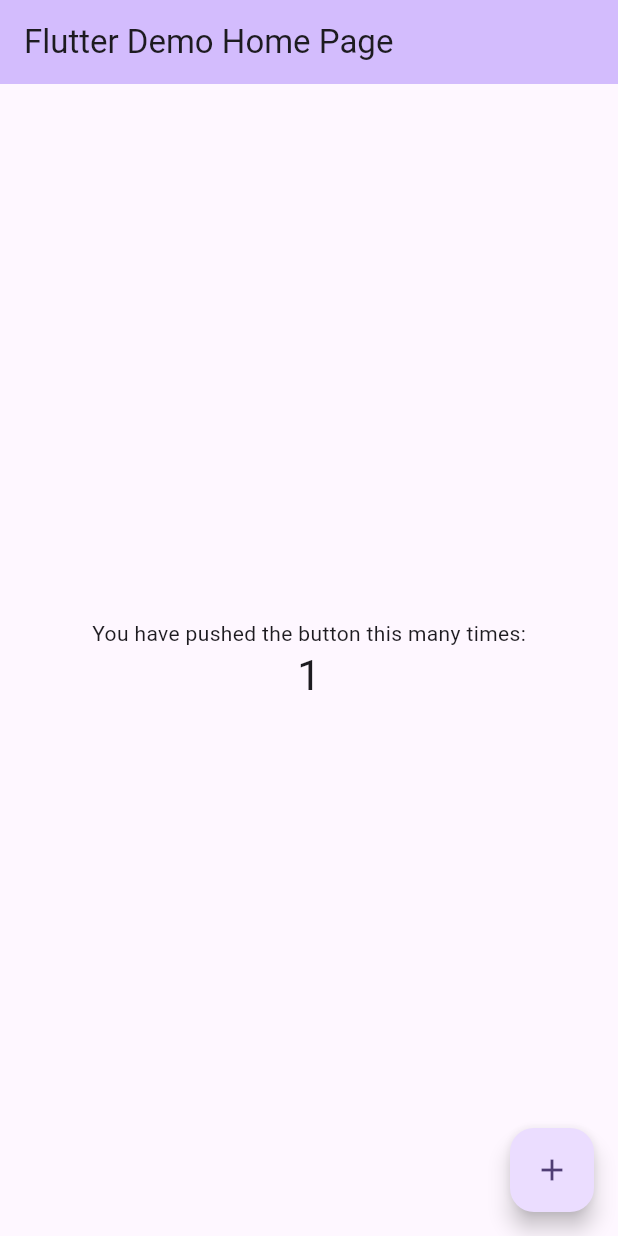
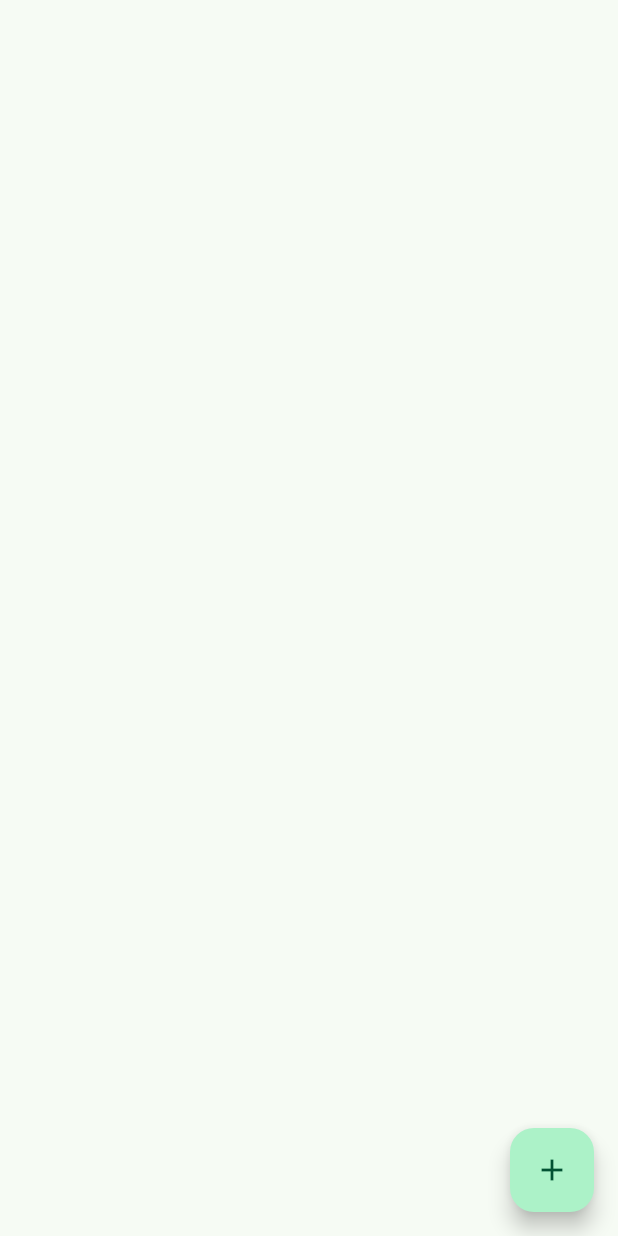
Before and after one commit to baharehkeivani/TDD-Driven-Clean-Architecture-TODO-App, a Flutter app: the screen it shows after launch, after a tap on the "add" icon, on a phone screen of 412 x 824 dp. Run offline on Flutter 3.47's test engine with Material 3 defaults, Android fonts, the phone set to English and light mode, and no system bars; our stand-ins replace either_dart, equatable, get_it, injectable.

Commit message:
Feature(Bahareh): added environments Refactor(Bahareh): home page and app_runner

```diff
--- /dev/null
+++ b/lib/core/configurations/domain/entities/environment.dart
@@ -0,0 +1,3 @@
+const productionEnv = 'production';
+const developmentEnv = 'development';
+const String environment = developmentEnv;
--- /dev/null
+++ b/lib/core/configurations/domain/usecases/dependencies.dart
@@ -0,0 +1,9 @@
+import 'package:get_it/get_it.dart';
+import 'package:injectable/injectable.dart';
+import '../entities/environment.dart';
+import 'dependencies.config.dart';
+
+final getIt = GetIt.instance;
+
+@InjectableInit()
+void configureDependencies() => getIt.init(environment: environment);
--- /dev/null
+++ b/lib/core/configurations/presentation/pages/app_runner_page.dart
@@ -0,0 +1,17 @@
+import 'package:flutter/material.dart';
+
+import '../../../../features/home/presentation/pages/home_page.dart';
+
+class AppRunnerPage extends StatelessWidget {
+  const AppRunnerPage({super.key});
+  @override
+  Widget build(BuildContext context) {
+    return MaterialApp(
+      title: 'Flutter Demo',
+      theme: ThemeData(
+        colorScheme: ColorScheme.fromSeed(seedColor: Colors.greenAccent),
+      ),
+      home: const HomePage(),
+    );
+  }
+}
--- /dev/null
+++ b/lib/features/home/presentation/pages/home_page.dart
@@ -0,0 +1,27 @@
+import 'package:flutter/material.dart';
+
+class HomePage extends StatefulWidget {
+  const HomePage({super.key});
+
+  @override
+  State<HomePage> createState() => _HomePageState();
+}
+
+class _HomePageState extends State<HomePage> {
+  @override
+  Widget build(BuildContext context) {
+    return Scaffold(
+      body: SizedBox(),
+      floatingActionButton: FloatingActionButton(
+        onPressed: () {},
+        tooltip: 'Increment',
+
+
+
+
+
+        child: const Icon(Icons.add),
+      ), // This trailing comma makes auto-formatting nicer for build methods.
+    );
+  }
+}
--- a/lib/features/task/data/repositories/tasks_repository.dart
+++ b/lib/features/task/data/repositories/tasks_repository.dart
@@ -10,4 +10,6 @@ abstract interface class TasksRepository {
   Future<Either<Failure, void>> editTask(String id, Task task);
 
   Future<Either<Failure, Task>> getTask(String id);
+
+  Future<Either<Failure, List<Task>>> getTasksByDate(DateTime date);
 }
--- a/lib/features/task/data/repositories/tasks_repository_mock_imp.dart
+++ b/lib/features/task/data/repositories/tasks_repository_mock_imp.dart
@@ -3,9 +3,10 @@ import 'package:injectable/injectable.dart';
 import 'package:todo_app/core/errors/domain/entities/failure.dart';
 import 'package:todo_app/features/task/data/repositories/tasks_repository.dart';
 import 'package:todo_app/features/task/domain/entities/task.dart';
-
+import '../../../../core/configurations/domain/entities/environment.dart';
 
 @LazySingleton(as: TasksRepository)
+@Environment(developmentEnv)
 class TasksRepositoryMockImp implements TasksRepository {
   @override
   Future<Either<Failure, String>> addTask(Task task) {
@@ -30,4 +31,10 @@ class TasksRepositoryMockImp implements TasksRepository {
     // TODO: implement removeTask
     throw UnimplementedError();
   }
+
+  @override
+  Future<Either<Failure, List<Task>>> getTasksByDate(DateTime date) {
+    // TODO: implement getTasksByDate
+    throw UnimplementedError();
+  }
 }
--- a/lib/main.dart
+++ b/lib/main.dart
@@ -1,124 +1,9 @@
 import 'package:flutter/material.dart';
+import 'package:todo_app/core/configurations/presentation/pages/app_runner_page.dart';
+
+import 'core/configurations/domain/usecases/dependencies.dart';
 
 void main() {
-  runApp(const MyApp());
+  configureDependencies();
+  runApp(const AppRunnerPage());
 }
-
-class MyApp extends StatelessWidget {
-  const MyApp({super.key});
-
-  // This widget is the root of your application.
-  @override
-  Widget build(BuildContext context) {
-    return MaterialApp(
-      title: 'Flutter Demo',
-      theme: ThemeData(
-        // This is the theme of your application.
-        //
-
-
-        // TRY THIS: Try running your application with "flutter run". You'll see
-        // the application has a purple toolbar. Then, without quitting the app,
-        // try changing the seedColor in the colorScheme below to Colors.green
-        // and then invoke "hot reload" (save your changes or press the "hot
-        // reload" button in a Flutter-supported IDE, or press "r" if you used
-        // the command line to start the app).
-        //
-        // Notice that the counter didn't reset back to zero; the application
-        // state is not lost during the reload. To reset the state, use hot
-        // restart instead.
-        //
-        // This works for code too, not just values: Most code changes can be
-        // tested with just a hot reload.
-        colorScheme: ColorScheme.fromSeed(seedColor: Colors.deepPurple),
-      ),
-      home: const MyHomePage(title: 'Flutter Demo Home Page'),
-    );
-  }
-}
-
-class MyHomePage extends StatefulWidget {
-  const MyHomePage({super.key, required this.title});
-
-  // This widget is the base_package page of your application. It is stateful, meaning
-  // that it has a State object (defined below) that contains fields that affect
-  // how it looks.
-
-  // This class is the configuration for the state. It holds the values (in this
-  // case the title) provided by the parent (in this case the App widget) and
-  // used by the build method of the State. Fields in a Widget subclass are
-  // always marked "final".
-
-  final String title;
-
-  @override
-  State<MyHomePage> createState() => _MyHomePageState();
-}
-
-class _MyHomePageState extends State<MyHomePage> {
-  int _counter = 0;
-
-  void _incrementCounter() {
-    setState(() {
-      // This call to setState tells the Flutter framework that something has
-      // changed in this State, which causes it to rerun the build method below
-      // so that the display can reflect the updated values. If we changed
-      // _counter without calling setState(), then the build method would not be
-      // called again, and so nothing would appear to happen.
-      _counter++;
-    });
-  }
-
-  @override
-  Widget build(BuildContext context) {
-    // This method is rerun every time setState is called, for instance as done
-    // by the _incrementCounter method above.
-    //
-    // The Flutter framework has been optimized to make rerunning build methods
-    // fast, so that you can just rebuild anything that needs updating rather
-    // than having to individually change instances of widgets.
-    return Scaffold(
-      appBar: AppBar(
-        // TRY THIS: Try changing the color here to a specific color (to
-        // Colors.amber, perhaps?) and trigger a hot reload to see the AppBar
-        // change color while the other colors stay the same.
-        backgroundColor: Theme.of(context).colorScheme.inversePrimary,
-        // Here we take the value from the MyHomePage object that was created by
-        // the App.build method, and use it to set our appbar title.
-        title: Text(widget.title),
-      ),
-      body: Center(
-        // Center is a layout widget. It takes a single child and positions it
-        // in the middle of the parent.
-        child: Column(
-          // Column is also a layout widget. It takes a list of children and
-          // arranges them vertically. By default, it sizes itself to fit its
-          // children horizontally, and tries to be as tall as its parent.
-          //
-          // Column has various properties to control how it sizes itself and
-          // how it positions its children. Here we use mainAxisAlignment to
-          // center the children vertically; the main axis here is the vertical
-          // axis because Columns are vertical (the cross axis would be
-          // horizontal).
-          //
-          // TRY THIS: Invoke "debug painting" (choose the "Toggle Debug Paint"
-          // action in the IDE, or press "p" in the console), to see the
-          // wireframe for each widget.
-          mainAxisAlignment: MainAxisAlignment.center,
-          children: <Widget>[
-            const Text('You have pushed the button this many times:'),
-            Text(
-              '$_counter',
-              style: Theme.of(context).textTheme.headlineMedium,
-            ),
-          ],
-        ),
-      ),
-      floatingActionButton: FloatingActionButton(
-        onPressed: _incrementCounter,
-        tooltip: 'Increment',
-        child: const Icon(Icons.add),
-      ), // This trailing comma makes auto-formatting nicer for build methods.
-    );
-  }
-}
```
Also changed, not shown: pubspec.yaml (+6 -59 lines), lib/core/configurations/domain/usecases/dependencies.config.dart (added), 1 other file.
